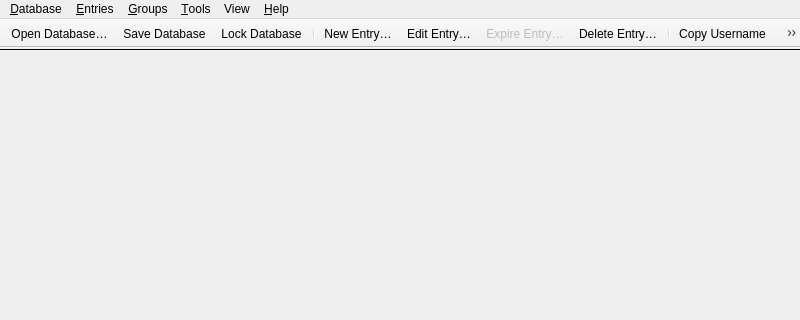
Above: src/gui/MainWindow.ui from droidmonkey/keepassx_new before the change; both pictures show x 0 to 800 and y 0 to 320 of the 800 by 600 pixel window. Below: the same form after it.
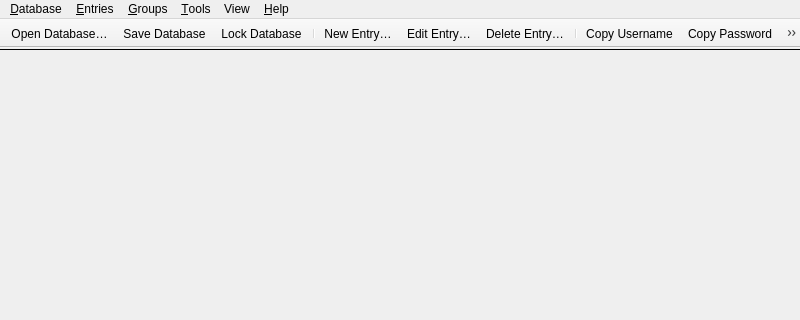
That is the form after the change. Custom widgets are drawn as their Qt base class.

The edit to the form file:
```diff
--- a/src/gui/MainWindow.ui
+++ b/src/gui/MainWindow.ui
@@ -430,7 +430,6 @@
    <addaction name="separator"/>
    <addaction name="actionEntryNew"/>
    <addaction name="actionEntryEdit"/>
-   <addaction name="actionEntryExpire"/>
    <addaction name="actionEntryDelete"/>
    <addaction name="separator"/>
    <addaction name="actionEntryCopyUsername"/>
@@ -551,7 +550,7 @@
     <bool>false</bool>
    </property>
    <property name="text">
-    <string>&amp;Expire Entry…</string>
+    <string>E&amp;xpire Entry…</string>
    </property>
   </action>
   <action name="actionEntryDelete">
```
